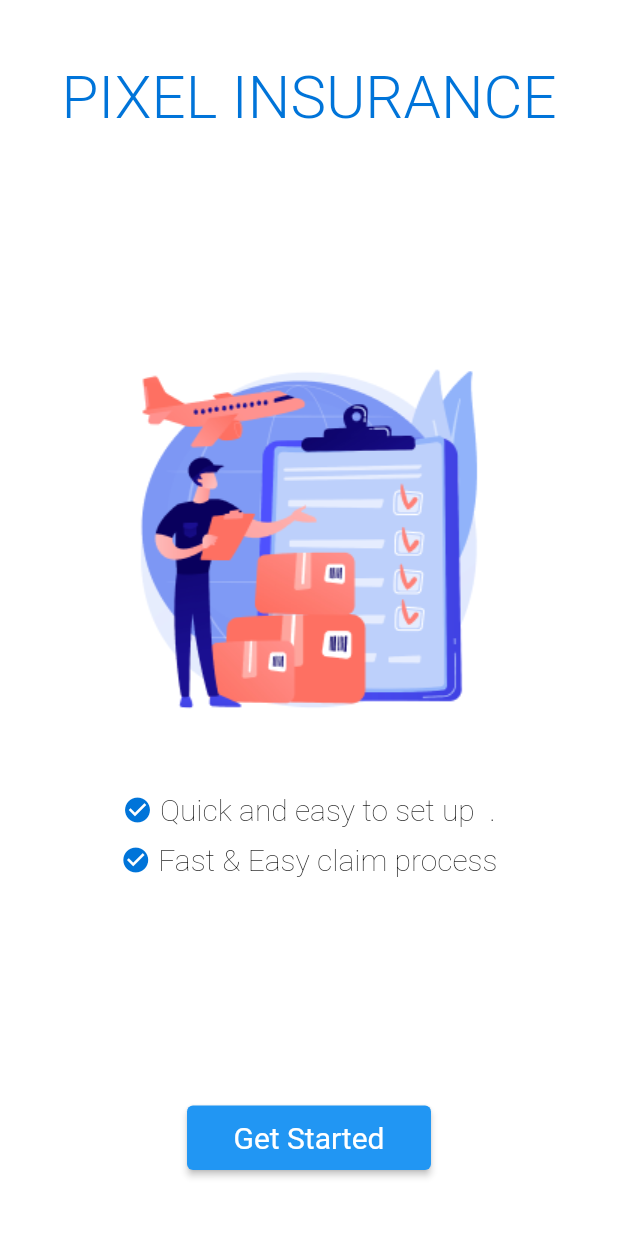
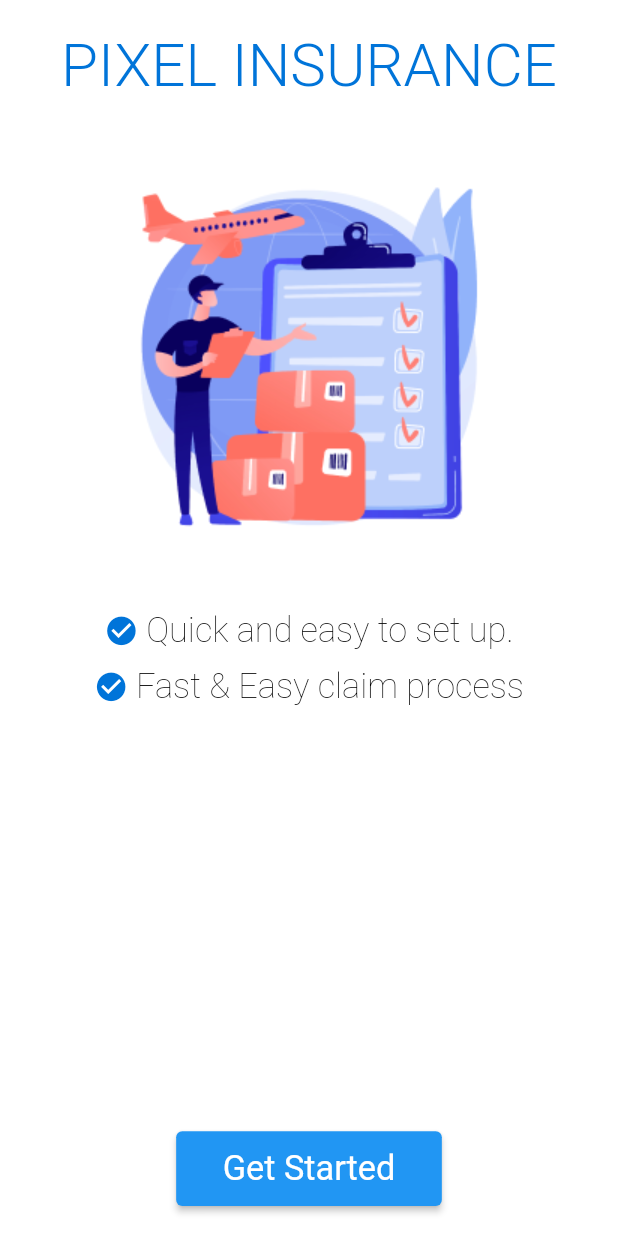
Before and after one commit to Pixel-Finhub/pixel-app-v2, a Flutter app: the screen it shows after launch, after a tap on "Get Started", on a phone screen of 412 x 824 dp. Run offline on Flutter 3.47's test engine with Material 2 defaults, Android fonts, the phone set to English and light mode, and no system bars; our stand-ins replace flutter_screenutil.

Commit message:
fine: splash screen done

```diff
--- a/lib/app/ui/auth/splash.dart
+++ b/lib/app/ui/auth/splash.dart
@@ -1,4 +1,5 @@
 import 'package:flutter/material.dart';
+import 'package:flutter_screenutil/flutter_screenutil.dart';
 import 'package:pixel_insurance_v2/app/ui/theme/app_colors.dart';
 
 class SplashScreen extends StatelessWidget {
@@ -8,31 +9,32 @@ class SplashScreen extends StatelessWidget {
   Widget build(BuildContext context) {
     return Scaffold(
       backgroundColor: Colors.white,
-      body: Center(
+      body: Padding(
+        padding: const EdgeInsets.all(20),
         child: Column(
           mainAxisAlignment: MainAxisAlignment.center,
           crossAxisAlignment: CrossAxisAlignment.center,
           children: [
-            Container(
-              margin: EdgeInsets.fromLTRB(0, 0, 0, 100),
-              child: const Text(
+            Text(
               "PIXEL INSURANCE",
               style: TextStyle(
-                    color: primary, fontWeight: FontWeight.w300, fontSize: 40),
+                color: primary,
+                fontWeight: FontWeight.w300,
+                fontSize: 35.0.w,
               ),
             ),
+            const SizedBox(
+              height: 20,
+            ),
             Container(
-              child: Padding(
-                padding: EdgeInsets.symmetric(horizontal: 10, vertical: 20),
-                child: Container(
               height: 300,
               width: 300,
               child: Image.asset("assets/images/SplashImage.png"),
             ),
+            const SizedBox(
+              height: 20,
             ),
-            ),
-            Container(
-              child: const Column(
+            Column(
               children: [
                 Row(
                   mainAxisAlignment: MainAxisAlignment.center,
@@ -41,24 +43,20 @@ class SplashScreen extends StatelessWidget {
                     Icon(
                       Icons.check_circle,
                       color: primary,
-                        size: 20,
+                      size: 20.w,
                     ),
-                      SizedBox(
-                        width: 5,
-                      ),
+                    const SizedBox(width: 5),
                     Text(
-                        "Quick and easy to set up  .",
+                      "Quick and easy to set up.",
                       style: TextStyle(
                         color: Colors.black,
                         fontWeight: FontWeight.w200,
-                          fontSize: 20,
+                        fontSize: 20.w,
                       ),
                     )
                   ],
                 ),
-                  SizedBox(
-                    height: 10,
-                  ),
+                const SizedBox(height: 10),
                 Row(
                   mainAxisAlignment: MainAxisAlignment.center,
                   crossAxisAlignment: CrossAxisAlignment.center,
@@ -66,17 +64,40 @@ class SplashScreen extends StatelessWidget {
                     Icon(
                       Icons.check_circle,
                       color: primary,
-                        size: 20,
+                      size: 20.0.w,
                     ),
-                      SizedBox(
-                        width: 5,
-                      ),
+                    const SizedBox(width: 5),
                     Text(
                       "Fast & Easy claim process",
                       style: TextStyle(
                         color: Colors.black,
                         fontWeight: FontWeight.w200,
-                          fontSize: 20,
+                        fontSize: 20.0.w,
+                      ),
+                    ),
+                  ],
+                ),
+              ],
+            ),
+            const Spacer(), // Added Spacer to push the button to the bottom
+            Row(
+              mainAxisAlignment: MainAxisAlignment.center,
+              children: [
+                ElevatedButton(
+                  onPressed: () {},
+                  child: Padding(
+                    padding: EdgeInsets.symmetric(
+                      horizontal: 15,
+                      vertical: 10.w,
+                    ),
+                    child: Text(
+                      "Get Started",
+                      style: TextStyle(
+                        fontSize: 20.w,
+                        fontWeight: FontWeight.normal,
+                        color: Colors.white,
+                      ),
+                    ),
                   ),
                 )
               ],
@@ -84,30 +105,6 @@ class SplashScreen extends StatelessWidget {
           ],
         ),
       ),
-            Container(
-              margin: const EdgeInsets.fromLTRB(0, 150, 0, 0),
-              child: Row(
-                mainAxisAlignment: MainAxisAlignment.center,
-                children: [
-                  ElevatedButton(
-                    onPressed: () {},
-                    child: const Padding(
-                      padding: const EdgeInsets.symmetric(horizontal: 15, vertical: 10),
-                      child: Text(
-                        "Get Started",
-                        style: TextStyle(
-                            fontSize: 20,
-                            fontWeight: FontWeight.normal,
-                            color: Colors.white),
-                      ),
-                    ),
-                  )
-                ],
-              ),
-            ),
-          ],
-        ),
-      ),
     );
   }
 }
--- a/lib/main.dart
+++ b/lib/main.dart
@@ -1,14 +1,19 @@
 import 'package:flutter/material.dart';
+import 'package:flutter_screenutil/flutter_screenutil.dart';
 import 'package:pixel_insurance_v2/app/ui/auth/splash.dart';
 
 void main() {
-  runApp(const MyApp());
+  runApp(
+    ScreenUtilInit(
+      designSize: const Size(360, 690),
+      builder: (context, child) => const MyApp(),
+    ),
+  );
 }
 
 class MyApp extends StatelessWidget {
   const MyApp({super.key});
 
-  // This widget is the root of your application.
   @override
   Widget build(BuildContext context) {
     return const MaterialApp(
```
Also changed, not shown: pubspec.lock. Lines whose indentation alone changed are shown as unchanged.
